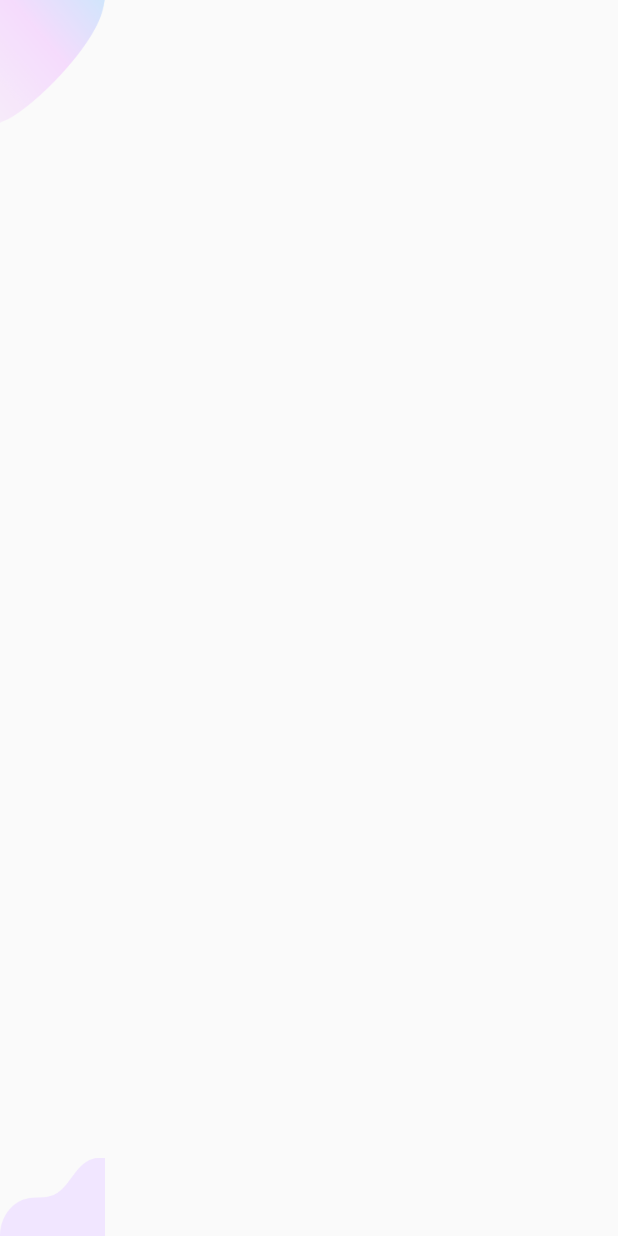
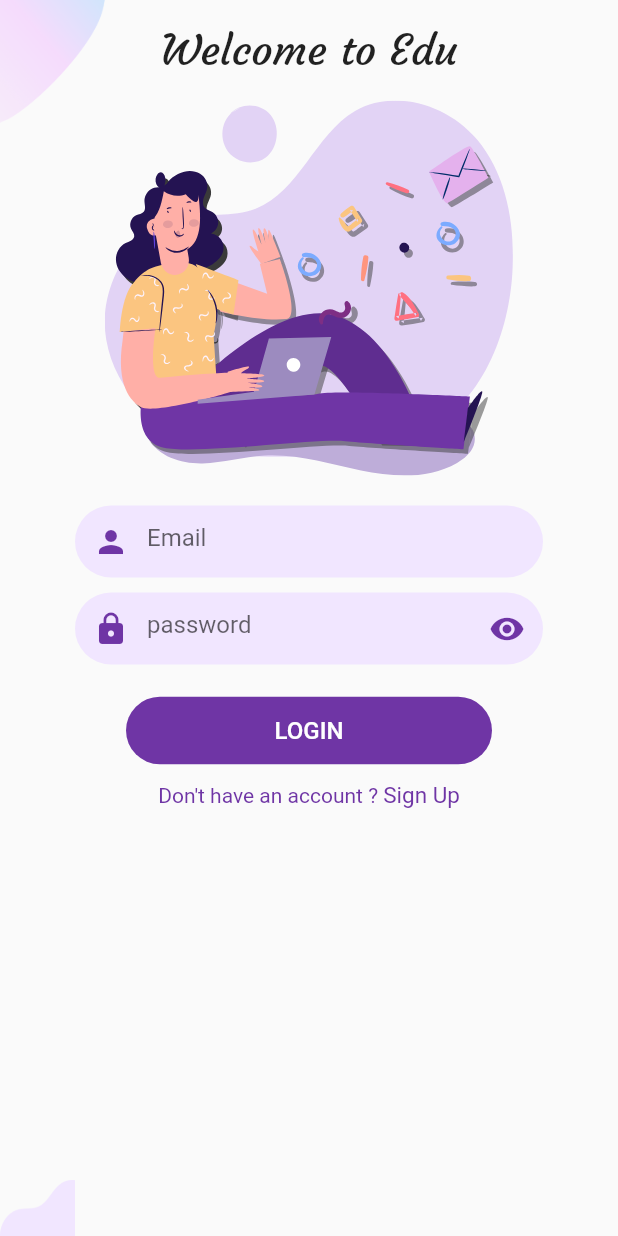
Before and after one commit to Hishamk99/WelcomeLoginSignUp, a Flutter app: the LoginPage screen opened by its route, on a phone screen of 412 x 824 dp. Run offline on Flutter 3.47's test engine with Material 2 defaults, Android fonts, the phone set to English and light mode, and no system bars; our stand-ins replace flutter_svg.

Commit message:
finish login page

```diff
--- a/lib/screens/login.dart
+++ b/lib/screens/login.dart
@@ -1,5 +1,10 @@
 import 'package:flutter/material.dart';
 import 'package:flutter_svg/flutter_svg.dart';
+import 'package:login_signup_project/constant.dart';
+import 'package:login_signup_project/screens/wlcome.dart';
+import 'package:login_signup_project/widgets/custom_buttom.dart';
+import 'package:login_signup_project/widgets/custom_text_field.dart';
+import 'package:login_signup_project/widgets/text_buttom.dart';
 
 class LoginPage extends StatelessWidget {
   const LoginPage({super.key});
@@ -13,7 +18,63 @@ class LoginPage extends StatelessWidget {
           width: double.infinity,
           child: Stack(
             children: [
-
+              ListView(children: [
+                SizedBox(
+                  width: double.infinity,
+                  child: Column(
+                      crossAxisAlignment: CrossAxisAlignment.center,
+                      children: [
+                        const Padding(
+                          padding: EdgeInsets.symmetric(vertical: 16),
+                          child: Text(
+                            'Welcome to Edu',
+                            style: TextStyle(
+                              fontSize: 28,
+                              fontFamily: 'Courgette-Regular',
+                            ),
+                          ),
+                        ),
+                        SvgPicture.asset(
+                          'assets/icons/login.svg',
+                          width: 300,
+                          height: 250,
+                        ),
+                        const SizedBox(
+                          height: 20,
+                        ),
+                        const CustomTextField(
+                          hint: 'Email',
+                          preIcon: Icon(Icons.person, color: kPrimary,),
+                        ),
+                        const SizedBox(
+                          height: 10,
+                        ),
+                        const CustomTextField(
+                          hint: 'password',
+                          suffixIcon: Icon(Icons.visibility , color: kPrimary,),
+                          obscureText: true,
+                          preIcon: Icon(Icons.lock , color: kPrimary,),
+                        ),
+                        const SizedBox(
+                          height: 20,
+                        ),
+                        const CustomButton(
+                          signIn: 'LOGIN',
+                          color: kPrimary,
+                        ),
+                        const SizedBox(
+                          height: 10,
+                        ),
+                        TextButtom(
+                          txt: 'Don\'t have an account ? ',
+                          onTap: () {
+                            Navigator.pushNamed(context, WelcomePage.signUp);
+                          },
+                          txt1: 'Sign Up',
+                        ),
+                      ]),
+                ),
+              ]),
               Positioned(
                 top: 0,
                 left: 0,
@@ -27,7 +88,7 @@ class LoginPage extends StatelessWidget {
                 left: 0,
                 child: Image.asset(
                   'assets/images/login_bottom.png',
-                  width: 70,
+                  width: 50,
                 ),
               ),
             ],
--- a/lib/screens/wlcome.dart
+++ b/lib/screens/wlcome.dart
@@ -48,6 +48,7 @@ class WelcomePage extends StatelessWidget {
                     height: 15,
                   ),
                   CustomButton(
+                    colorText: Colors.black,
                     signIn: 'Sign In',
                     color: kPrimaryLightColor,
                     onPressed: () {
--- a/lib/widgets/custom_buttom.dart
+++ b/lib/widgets/custom_buttom.dart
@@ -1,9 +1,15 @@
 import 'package:flutter/material.dart';
 
 class CustomButton extends StatelessWidget {
-  const CustomButton({super.key , required this.signIn , required this.color , required this.onPressed});
+  const CustomButton(
+      {super.key,
+      required this.signIn,
+      required this.color,
+      this.onPressed,
+       this.colorText = Colors.white});
   final String signIn;
   final Color color;
+  final Color colorText;
   final void Function()? onPressed;
   @override
   Widget build(BuildContext context) {
@@ -12,7 +18,7 @@ class CustomButton extends StatelessWidget {
       style: ButtonStyle(
         backgroundColor: MaterialStateProperty.all(color),
         padding: MaterialStateProperty.all(
-            const EdgeInsets.symmetric(horizontal: 77, vertical: 13)),
+            const EdgeInsets.symmetric(horizontal: 99, vertical: 13)),
         shape: MaterialStateProperty.all(
           RoundedRectangleBorder(
             borderRadius: BorderRadius.circular(27),
@@ -21,7 +27,7 @@ class CustomButton extends StatelessWidget {
       ),
       child: Text(
         signIn,
-        style: const TextStyle(color: Colors.white, fontSize: 16),
+        style: TextStyle(color: colorText, fontSize: 16),
       ),
     );
   }
--- a/lib/widgets/custom_text_field.dart
+++ b/lib/widgets/custom_text_field.dart
@@ -1,10 +1,32 @@
 import 'package:flutter/material.dart';
+import 'package:login_signup_project/constant.dart';
 
 class CustomTextField extends StatelessWidget {
-  const CustomTextField({super.key});
+  const CustomTextField({super.key ,this.suffixIcon , required this.hint, required this.preIcon , this.obscureText = false});
+  final String hint;
+  final bool obscureText;
+  final Icon preIcon;
+  final Icon? suffixIcon;
 
   @override
   Widget build(BuildContext context) {
-    return Container();
+    return Padding(
+      padding: const EdgeInsets.symmetric(horizontal: 50),
+      child: Container(
+        decoration: BoxDecoration(
+          borderRadius: BorderRadius.circular(40),
+          color: kPrimaryLightColor,
+        ),
+        child: TextField(
+          obscureText: obscureText,
+          decoration: InputDecoration(
+            border: InputBorder.none,
+            hintText: hint,
+            suffixIcon: suffixIcon,
+            prefixIcon: preIcon
+          ),
+        ),
+      ),
+    );
   }
 }
--- /dev/null
+++ b/lib/widgets/text_buttom.dart
@@ -0,0 +1,22 @@
+import 'package:flutter/material.dart';
+import 'package:login_signup_project/constant.dart';
+
+class TextButtom extends StatelessWidget {
+  const TextButtom({super.key , required this.onTap , required this.txt , required this.txt1});
+  final void Function()? onTap;
+  final String txt;
+  final String txt1;
+  @override
+  Widget build(BuildContext context) {
+    return Row(
+      mainAxisAlignment: MainAxisAlignment.center,
+      children: [
+        Text(txt , style: const TextStyle(color: kPrimary),),
+        GestureDetector(
+          onTap: onTap,
+          child: Text(txt1 , style: const TextStyle(fontSize: 15 ,color: kPrimary),),
+        ),
+      ],
+    );
+  }
+}
```
